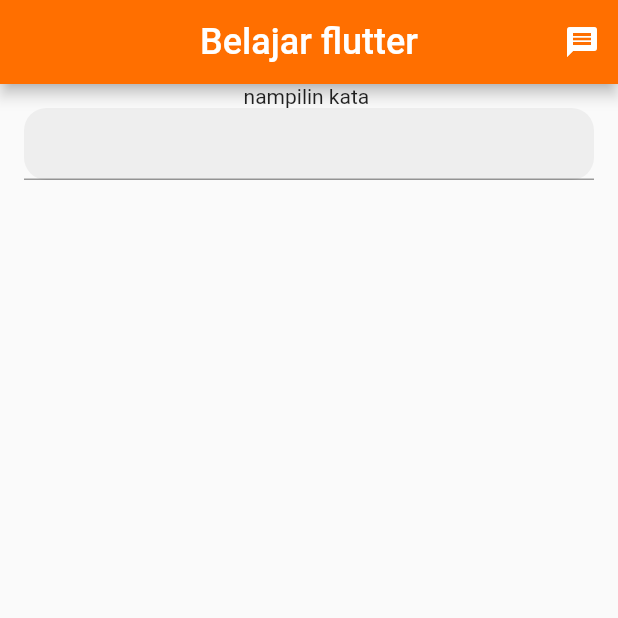
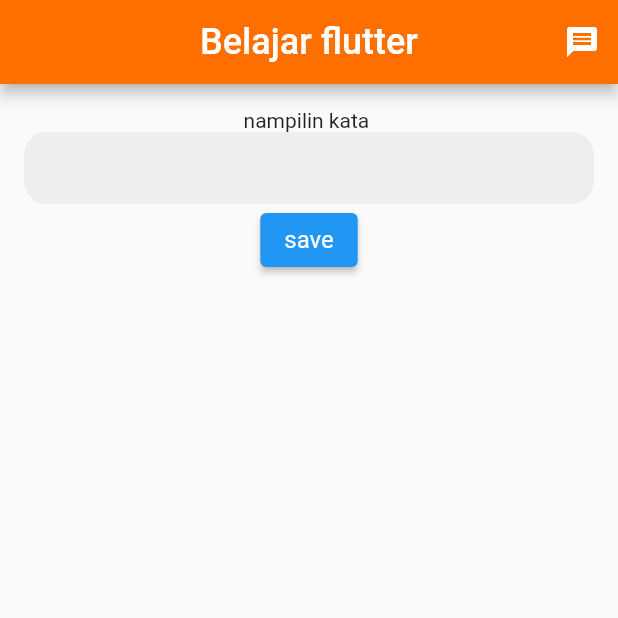
Before and after one commit to lukmansp/kelazz_fazztrack, a Flutter app: the screen it shows after launch, on a phone screen of 412 x 824 dp, the top half of it. Run offline on Flutter 3.47's test engine with Material 2 defaults, Android fonts, the phone set to English and light mode, and no system bars.

Commit message:
basic layout flutter

```diff
--- a/lib/MyHomePage.dart
+++ b/lib/MyHomePage.dart
@@ -28,17 +28,24 @@ class _MyHomePageState extends State<MyHomePage> {
 
   Widget _buildInput() {
     return Container(
-      margin: EdgeInsets.symmetric(horizontal: 16),
+      margin: EdgeInsets.symmetric(horizontal: 16, vertical: 16),
       child: Column(
         children: [
-          Container(
-            child: Text("nampilin kata $inputanUser"),
+          InkWell(
+            onTap: () {
+              print("mau ngapain ou");
+            },
+            child: Container(
+              child: Text("nampilin kata $inputanUser"),
+            ),
           ),
           Container(
+            padding: EdgeInsets.symmetric(horizontal: 16),
             decoration: BoxDecoration(
                 color: Colors.grey[200],
                 borderRadius: BorderRadius.circular(15)),
             child: TextFormField(
+              decoration: InputDecoration(border: InputBorder.none),
               onChanged: (value) {
                 setState(() {
                   inputanUser = value;
@@ -46,7 +53,15 @@ class _MyHomePageState extends State<MyHomePage> {
                 print("value $value");
               },
             ),
-          )
+          ),
+          ElevatedButton(
+              style: ElevatedButton.styleFrom(
+                textStyle: TextStyle(fontSize: 16),
+              ),
+              onPressed: () {
+                print("on save");
+              },
+              child: Text("save"))
         ],
       ),
     );
@@ -139,7 +154,7 @@ class _MyHomePageState extends State<MyHomePage> {
                     Text("isi kesamping"),
                     Text("isi kesamping")
                   ],
-                )
+                ),
               ],
             ));
       },
```
Also changed, not shown: pubspec.yaml (+0 -72 lines).
